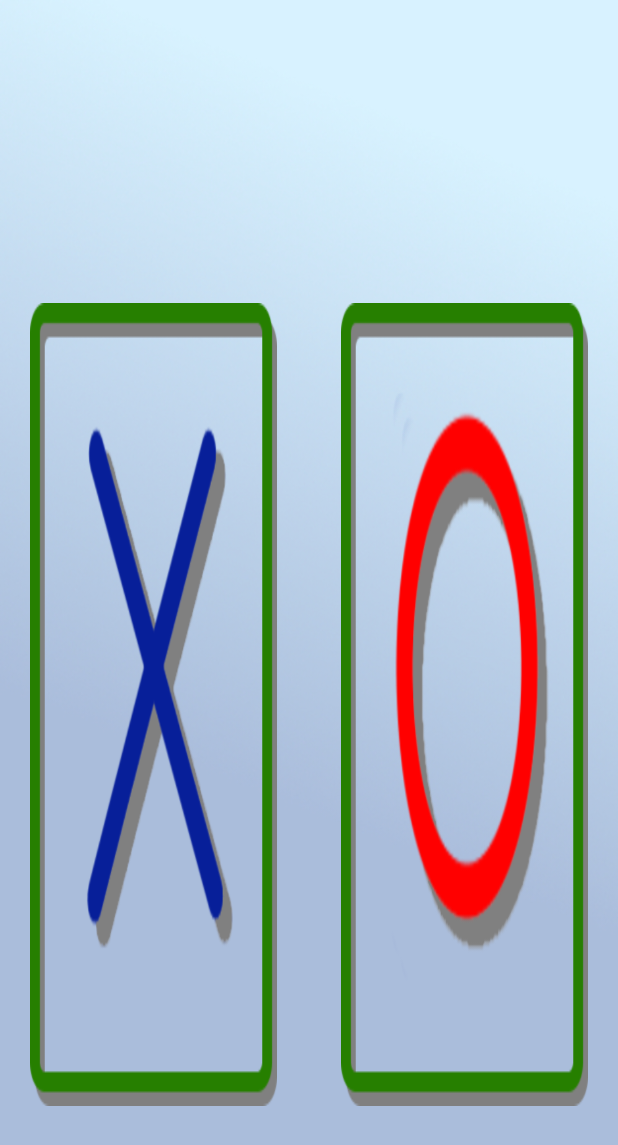
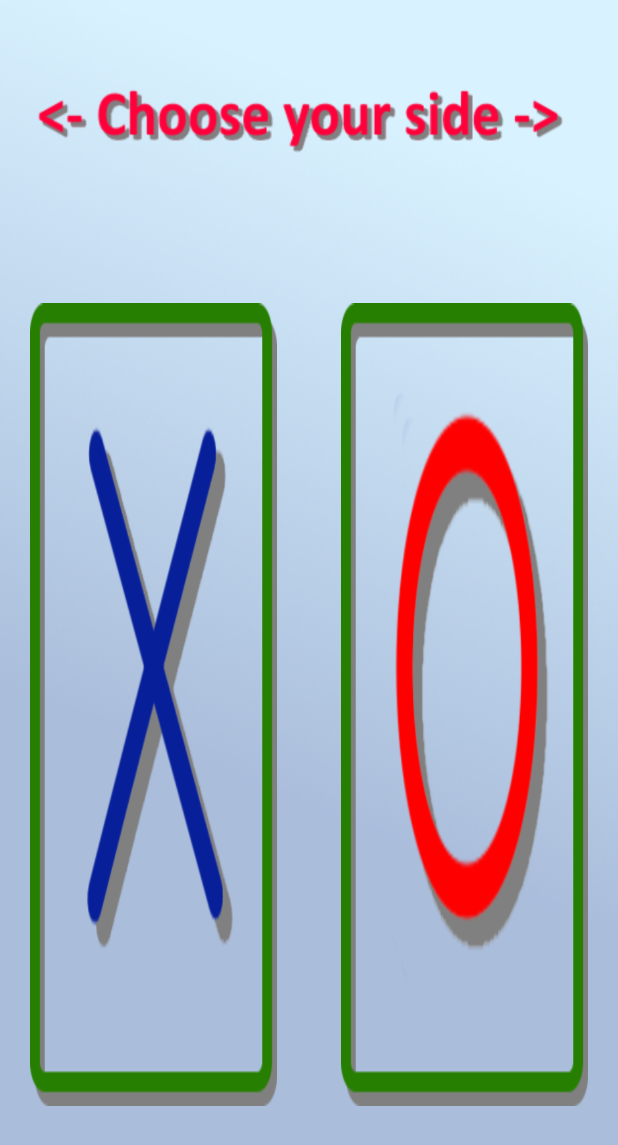
Before and after one commit to Vasic2000/TicTacToe, an Android app: the screen it shows after launch (MainActivity), after a tap on "EASY", on a phone screen of 412 x 824 dp. Shown: the top 1145 px of the screen. Run offline under Robolectric (Android 15) with nearby library versions, the phone set to English and light mode, and no system bars; 1 other tap on this screen came first.

Commit message:
Слова про выбор символа

```diff
--- a/app/src/main/java/ru/vasic2000/tictactoe/MainActivity.kt
+++ b/app/src/main/java/ru/vasic2000/tictactoe/MainActivity.kt
@@ -284,7 +284,7 @@ class MainActivity : AppCompatActivity() {
     private fun showSignSelectScreen() {
         gameScreen = GameScreen.SIGN_SELECT_SCREEN
 
-        backgroundImage.setImageResource(R.drawable.background)
+        backgroundImage.setImageResource(R.drawable.choosingscreen)
         easyLevelBtn.visibility = View.INVISIBLE
         hardLevelBtn.visibility = View.INVISIBLE
         impossibleLevelBtn.visibility = View.INVISIBLE
```
Also changed, not shown: app/src/main/res/drawable/choosingscreen.jpg (added).
